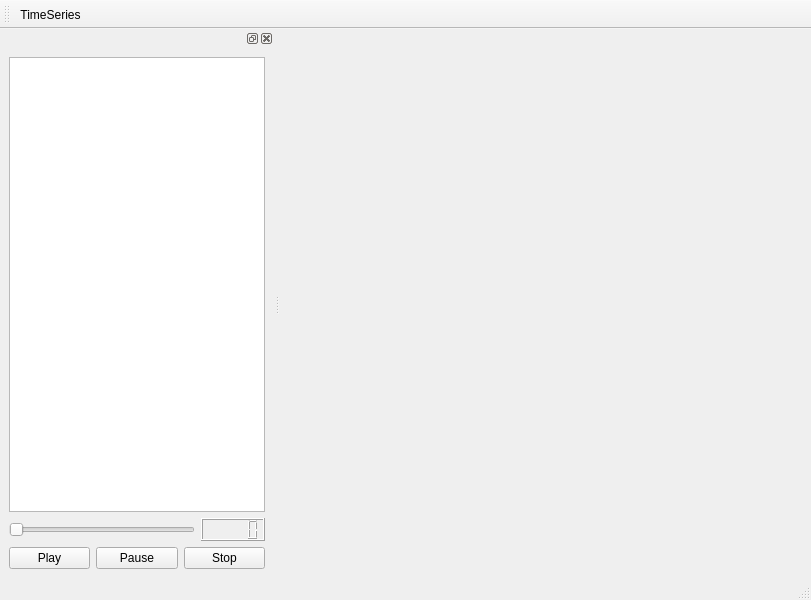
The window that FALLOW/gui/qtdesigners/output.ui (uttu90/NewFALLOW) describes before a commit, drawn with Qt 5.
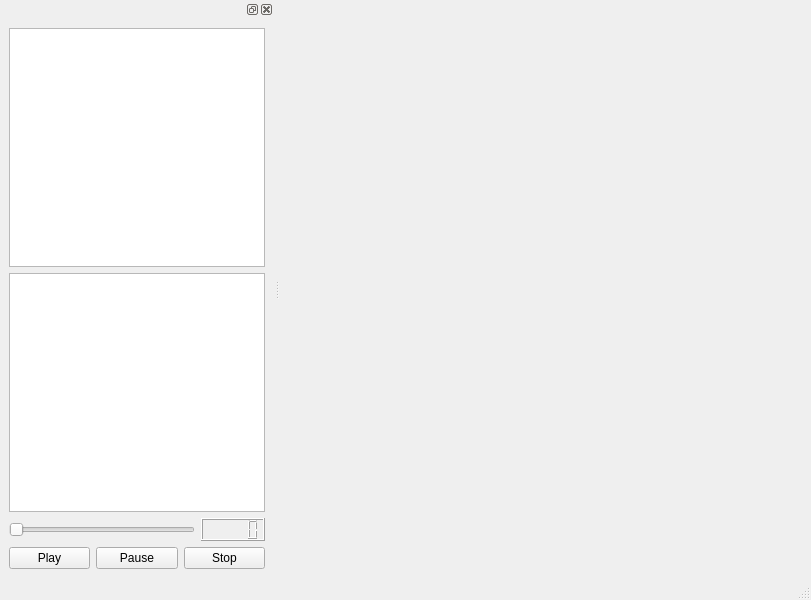
The same window after the commit.

```diff
--- a/FALLOW/gui/qtdesigners/output.ui
+++ b/FALLOW/gui/qtdesigners/output.ui
@@ -14,8 +14,8 @@
    <string>MainWindow</string>
   </property>
   <widget class="QWidget" name="centralwidget">
-   <layout class="QHBoxLayout" name="horizontalLayout_5">
-    <item>
+   <layout class="QGridLayout" name="gridLayout">
+    <item row="0" column="0">
      <layout class="QHBoxLayout" name="horizontalLayout_3">
       <item>
        <widget class="QWidget" name="mapDisplay" native="true">
@@ -38,19 +38,19 @@
    </layout>
   </widget>
   <widget class="QStatusBar" name="statusbar"/>
-  <widget class="QToolBar" name="toolBar">
-   <property name="windowTitle">
-    <string>toolBar</string>
-   </property>
-   <attribute name="toolBarArea">
-    <enum>TopToolBarArea</enum>
-   </attribute>
-   <attribute name="toolBarBreak">
-    <bool>false</bool>
-   </attribute>
-   <addaction name="actionTimeSeries"/>
-  </widget>
   <widget class="QDockWidget" name="dockWidget">
+   <property name="enabled">
+    <bool>true</bool>
+   </property>
+   <property name="mouseTracking">
+    <bool>true</bool>
+   </property>
+   <property name="acceptDrops">
+    <bool>false</bool>
+   </property>
+   <property name="floating">
+    <bool>false</bool>
+   </property>
    <attribute name="dockWidgetArea">
     <number>1</number>
    </attribute>
@@ -59,7 +59,10 @@
      <item>
       <layout class="QVBoxLayout" name="verticalLayout">
        <item>
-        <widget class="QListView" name="mapList"/>
+        <widget class="QTreeView" name="mapOutput"/>
+       </item>
+       <item>
+        <widget class="QTreeView" name="timeseriesOutput"/>
        </item>
        <item>
         <layout class="QHBoxLayout" name="horizontalLayout">
```
Left out of the diff: 4 changed lines with no effect on the pictures.
